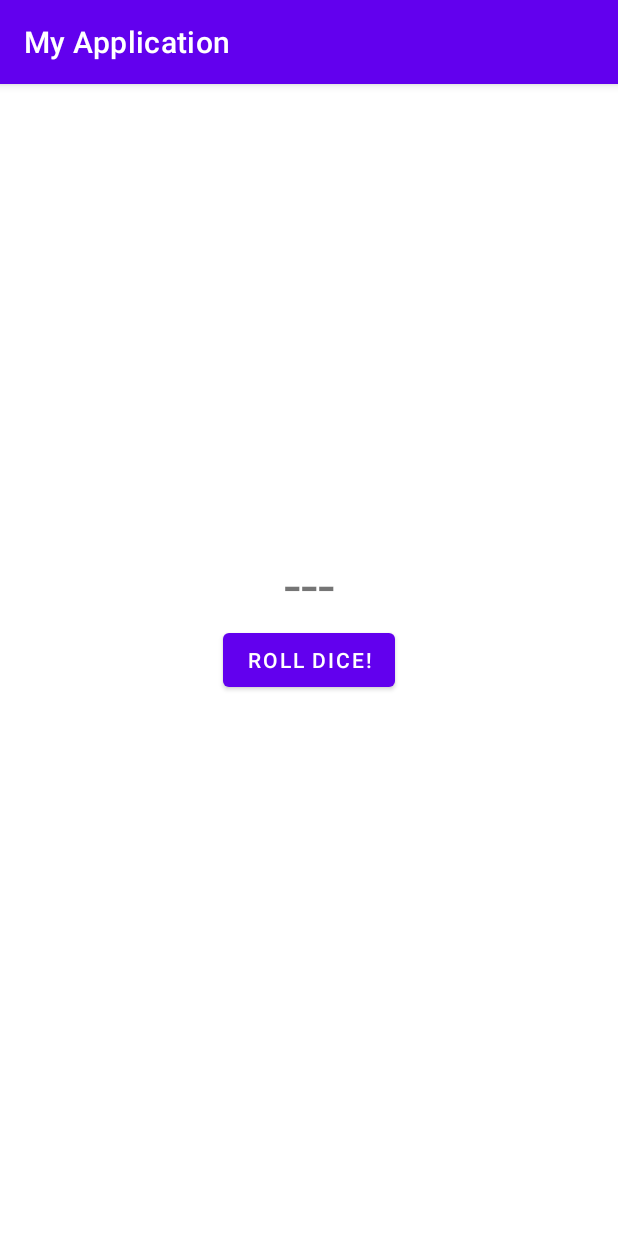
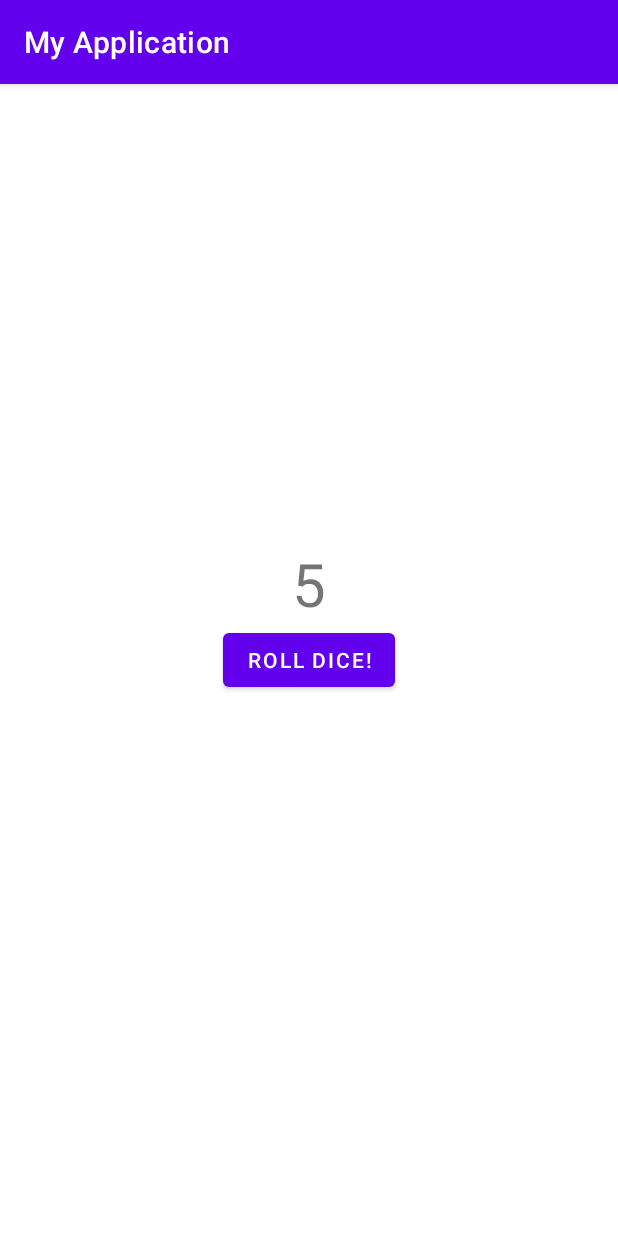
Before and after one commit to shahabsaalami/mft-mashhad-2022-autumn, an Android app: the screen it shows after launch (MainActivity), after a tap on "ROLL DICE!", on a phone screen of 412 x 824 dp. Run offline under Robolectric (Android 15) with nearby library versions, the phone set to English and light mode, and no system bars.

```diff
--- a/app/src/main/java/com/example/myapplication/MainActivity.kt
+++ b/app/src/main/java/com/example/myapplication/MainActivity.kt
@@ -3,6 +3,7 @@ package com.example.myapplication
 import android.os.Bundle
 import android.util.Log
 import android.widget.Button
+import android.widget.TextView
 import android.widget.Toast
 import androidx.appcompat.app.AppCompatActivity
 
@@ -15,10 +16,13 @@ class MainActivity : AppCompatActivity() {
 
 
         val diceRollButton: Button = findViewById(R.id.buttonDice)
+        val txtResultView : TextView = findViewById(R.id.txtResultView)
+
         diceRollButton.setOnClickListener {
             val rollResult = dice.roll()
 
             Log.w("MainActivity", "Your ${dice.slices} sided dice rolled  ${rollResult}!")
+            txtResultView.text = rollResult.toString()
 
             when(rollResult){
                 6->Toast.makeText(this, "برنده شدی", Toast.LENGTH_LONG).show()
--- a/app/src/main/res/layout/activity_main.xml
+++ b/app/src/main/res/layout/activity_main.xml
@@ -7,7 +7,7 @@
     tools:context=".MainActivity">
 
     <TextView
-        android:id="@+id/textView"
+        android:id="@+id/txtResultView"
         android:layout_width="wrap_content"
         android:layout_height="wrap_content"
         android:text="---"
```
